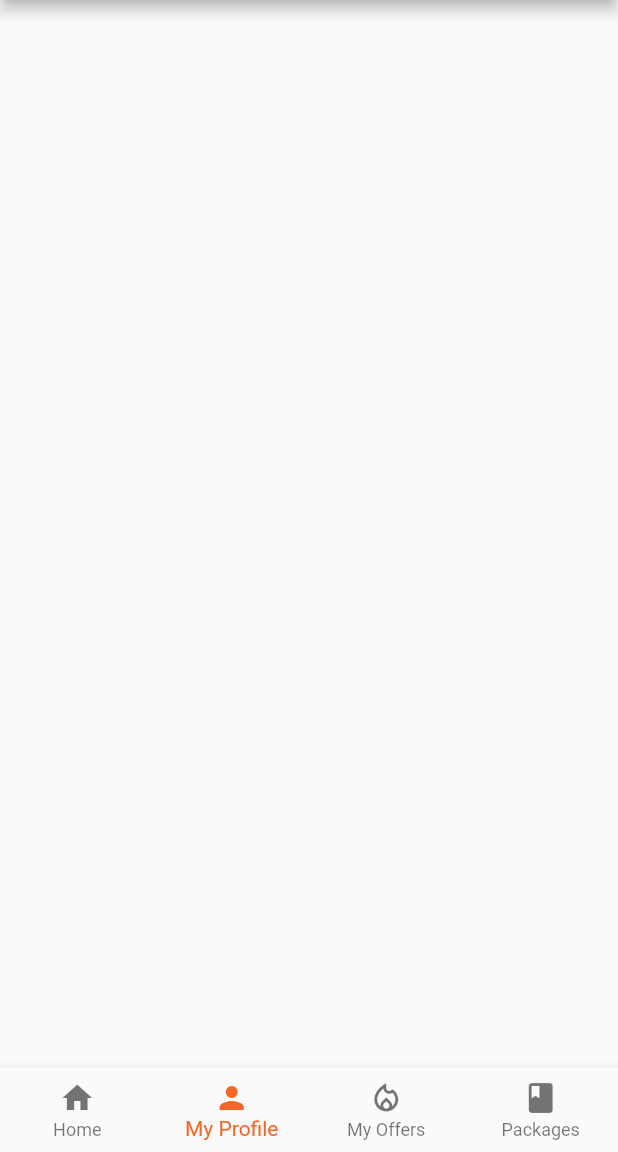
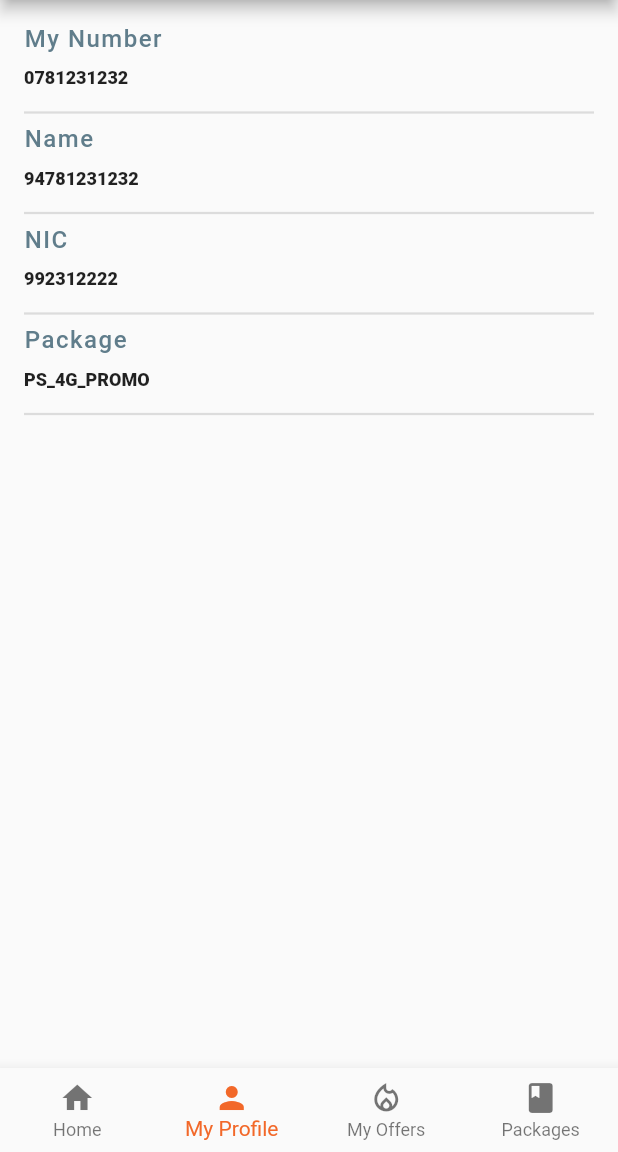
Before and after one commit to BhanukaAGH/Hutch_App, a Flutter app: the screen it shows after launch, item 2 of the bottom bar chosen, on a phone screen of 412 x 824 dp, the part 84-1236 px from its top. Run offline on Flutter 3.47's test engine with Material 2 defaults, Android fonts, the phone set to English and light mode, and no system bars.

Commit message:
create profile page

```diff
--- a/lib/screens/my_profile_screen.dart
+++ b/lib/screens/my_profile_screen.dart
@@ -3,8 +3,48 @@ import 'package:flutter/material.dart';
 class ProfileScreen extends StatelessWidget {
   const ProfileScreen({Key? key}) : super(key: key);
 
+  Widget _buildFormContainer(String title, String value) {
+    return Container(
+      child: Column(
+        crossAxisAlignment: CrossAxisAlignment.start,
+        children: [
+          Text(
+            title,
+            style: const TextStyle(
+              fontSize: 16,
+              letterSpacing: 1,
+              fontWeight: FontWeight.w500,
+              color: Colors.blueGrey,
+            ),
+          ),
+          const SizedBox(height: 10),
+          Text(
+            value,
+            style: const TextStyle(
+              fontSize: 12,
+              fontWeight: FontWeight.w900,
+            ),
+          ),
+          const SizedBox(height: 8),
+          const Divider(thickness: 1.5),
+        ],
+      ),
+    );
+  }
+
   @override
   Widget build(BuildContext context) {
-    return Container();
+    return Padding(
+      padding: const EdgeInsets.all(16),
+      child: Column(
+        crossAxisAlignment: CrossAxisAlignment.start,
+        children: [
+          _buildFormContainer('My Number', '0781231232'),
+          _buildFormContainer('Name', '94781231232'),
+          _buildFormContainer('NIC', '992312222'),
+          _buildFormContainer('Package', 'PS_4G_PROMO'),
+        ],
+      ),
+    );
   }
 }
--- a/lib/screens/tabs_screen.dart
+++ b/lib/screens/tabs_screen.dart
@@ -28,24 +28,17 @@ class _TabsScreenState extends State<TabsScreen> {
   }
 
   TabBar get _tabBar => const TabBar(
+        labelColor: Colors.orange,
+        unselectedLabelColor: Colors.grey,
         tabs: [
           Tab(
-            child: Text(
-              'DATA',
-              style: TextStyle(color: Colors.grey),
-            ),
+            child: Text('DATA'),
           ),
           Tab(
-            child: Text(
-              'VOICE',
-              style: TextStyle(color: Colors.grey),
-            ),
+            child: Text('VOICE'),
           ),
           Tab(
-            child: Text(
-              'SMS',
-              style: TextStyle(color: Colors.grey),
-            ),
+            child: Text('SMS'),
           ),
         ],
       );
@@ -53,7 +46,7 @@ class _TabsScreenState extends State<TabsScreen> {
   @override
   Widget build(BuildContext context) {
     return DefaultTabController(
-      initialIndex: 1,
+      initialIndex: 0,
       length: 3,
       child: Scaffold(
         appBar: AppBar(
--- a/lib/widgets/three_buttons_section.dart
+++ b/lib/widgets/three_buttons_section.dart
@@ -9,9 +9,9 @@ class ButtonSection extends StatelessWidget {
         onPrimary: Colors.white,
         primary: Theme.of(ctx).primaryColor,
       ),
-      child: const Text(
-        'Buy Data Add-On',
-        style: TextStyle(fontSize: 11),
+      child: Text(
+        buttonName,
+        style: const TextStyle(fontSize: 11),
       ),
       onPressed: () {},
     );
```
Also changed, not shown: lib/screens/my_offers_screen.dart (+22 -1 lines), lib/widgets/offer_item.dart (added, +84 -0 lines).
